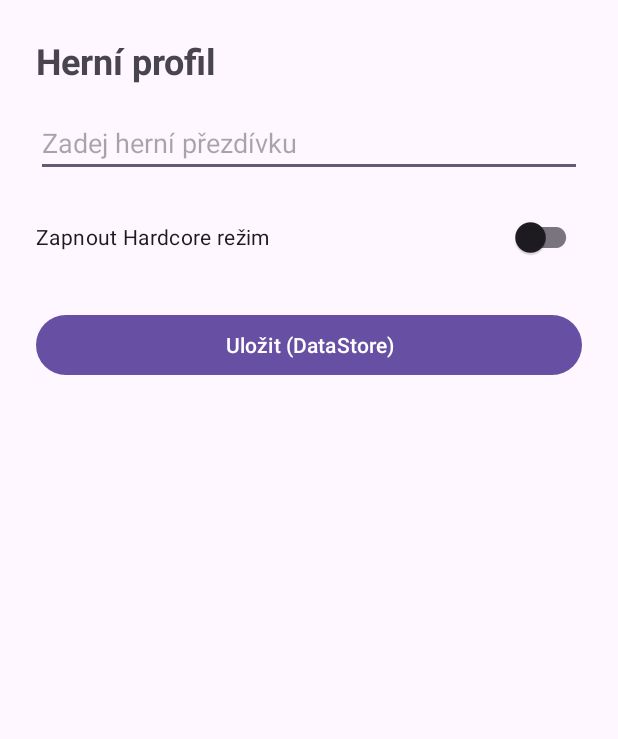
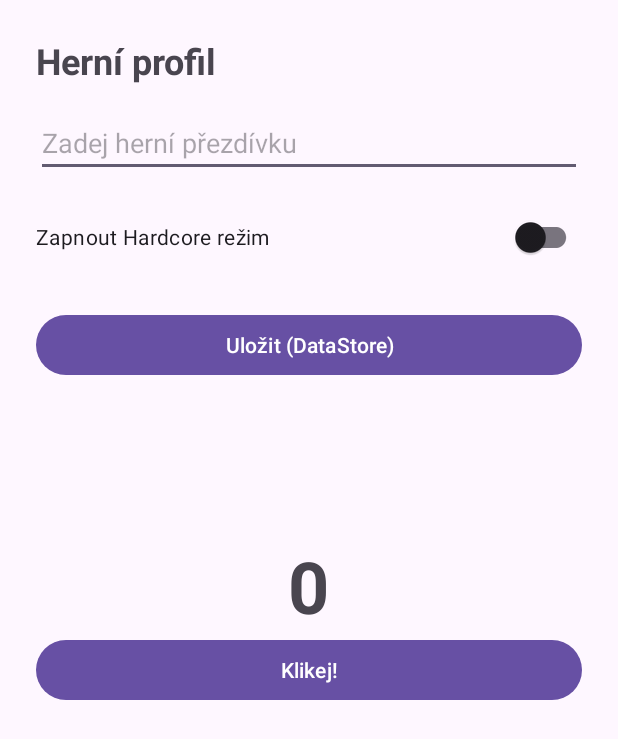
Before and after one commit to SivForces/github-vl-pma-2026, an Android app: the layout fragment_settings.xml on its own in the app's theme, with its tools: preview values and no code run, on a phone screen of 412 x 824 dp. Shown: the top 739 px of the screen. Run offline under Robolectric (Android 15) with nearby library versions, the phone set to English and light mode, and no system bars.

Commit message:
#8 DataStore verze pro MyApp08 - Clicker

```diff
--- a/app/src/main/java/com/messenger/myapp08b_datastore/SettingsFragment.kt
+++ b/app/src/main/java/com/messenger/myapp08b_datastore/SettingsFragment.kt
@@ -31,6 +31,8 @@ class SettingsFragment : Fragment() {
     private val NICKNAME_KEY = stringPreferencesKey("NICKNAME")
     private val HARDCORE_KEY = booleanPreferencesKey("HARDCORE")
 
+    private var clickCount = 0
+
     override fun onCreateView(
         inflater: LayoutInflater, container: ViewGroup?,
         savedInstanceState: Bundle?
@@ -47,6 +49,12 @@ class SettingsFragment : Fragment() {
             val preferences = requireContext().dataStore.data.first()
             binding.etNickname.setText(preferences[NICKNAME_KEY] ?: "")
             binding.switchHardcoreMode.isChecked = preferences[HARDCORE_KEY] ?: false
+        }
+
+        // clicker
+        binding.btnClicker.setOnClickListener {
+            clickCount++
+            binding.tvCounter.text = clickCount.toString()
         }
 
         // 4. Reakce na kliknutí tlačítka Uložit
--- a/app/src/main/res/layout/fragment_settings.xml
+++ b/app/src/main/res/layout/fragment_settings.xml
@@ -22,6 +22,21 @@
         <!-- Načítací kolečko je defaultně neviditelné -->
         <ProgressBar android:id="@+id/progressBar" android:visibility="invisible" android:layout_gravity="center" android:layout_height="wrap_content" android:layout_marginTop="32dp" android:layout_width="wrap_content"/>
 
+        <TextView
+            android:id="@+id/tvCounter"
+            android:layout_width="wrap_content"
+            android:layout_height="wrap_content"
+            android:layout_gravity="center"
+            android:layout_marginTop="24dp"
+            android:text="0"
+            android:textSize="48sp"
+            android:textStyle="bold"/>
+
+        <Button
+            android:id="@+id/btnClicker"
+            android:layout_width="match_parent"
+            android:layout_height="wrap_content"
+            android:text="Klikej!"/>
     </LinearLayout>
 
 </androidx.coordinatorlayout.widget.CoordinatorLayout>
```
Also changed, not shown: app/src/main/res/layout/activity_main.xml (line endings or trailing spaces).
